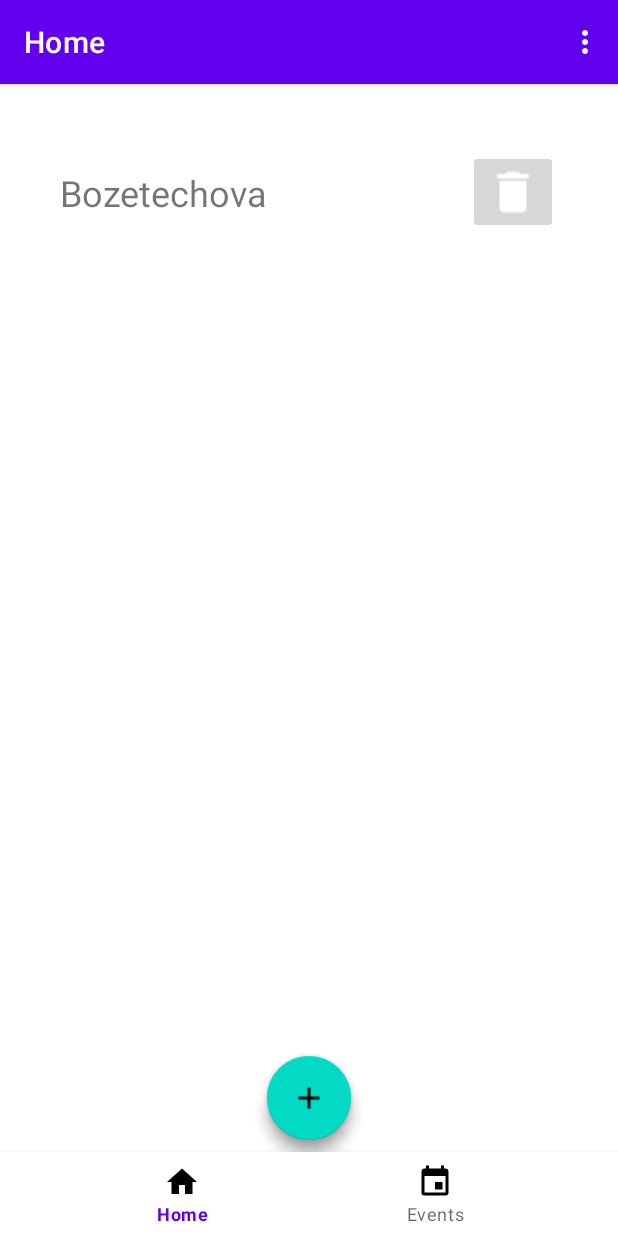
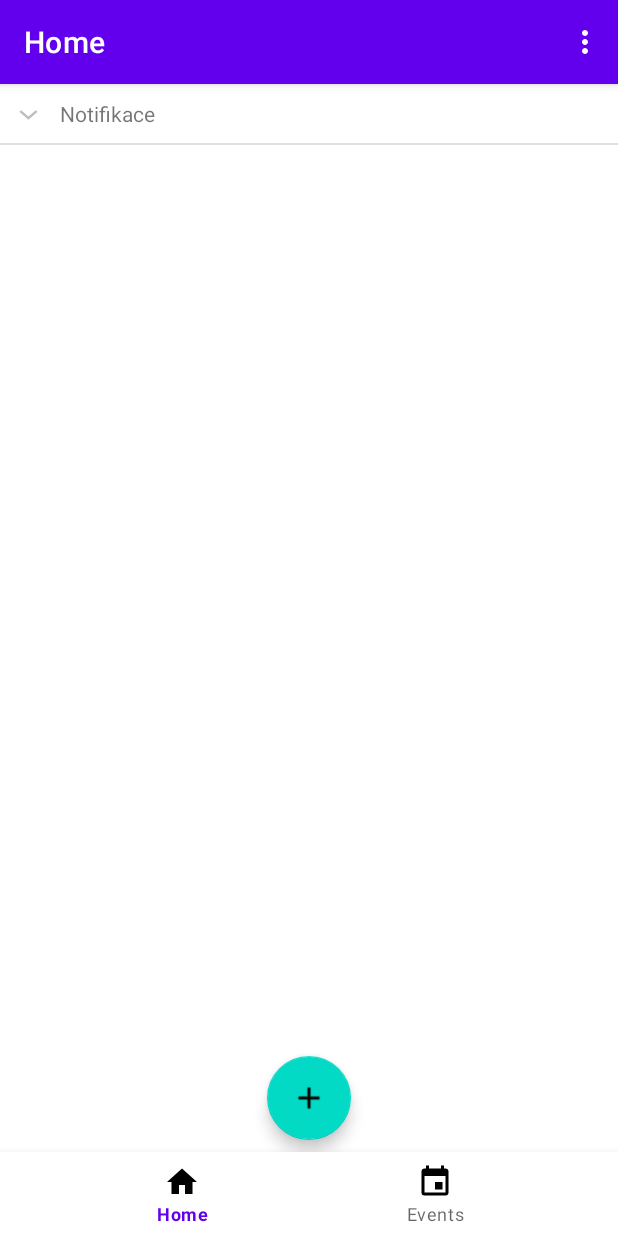
Before and after one commit to RichardKlem/TAMa, an Android app: the screen it shows after launch (MainActivity), in the options menu, after a tap on "Settings", on a phone screen of 412 x 824 dp. Run offline under Robolectric (Android 15) with nearby library versions, the light colour scheme and no system bars; our stand-ins replace navigation-ui; 1 statement that could not run was skipped.

Commit message:
settings notif mock

```diff
--- a/app/src/main/java/com/example/tama/MainActivity.kt
+++ b/app/src/main/java/com/example/tama/MainActivity.kt
@@ -15,11 +15,14 @@ import androidx.navigation.ui.setupWithNavController
 import androidx.work.PeriodicWorkRequestBuilder
 import androidx.work.WorkManager
 import com.example.tama.databinding.ActivityMainBinding
+import com.example.tama.ui.settings.SettingsAdapter
 import com.example.tama.ui.events.EventsFragment
 import com.example.tama.ui.home.MapsFragment
 import com.example.tama.ui.locations.LocationFragment
+import com.example.tama.ui.settings.SettingsFragment
 import com.example.tama.worker.NotificationWorker
 import kotlinx.android.synthetic.main.activity_main.*
+import kotlinx.android.synthetic.main.fragment_settings.*
 import java.util.concurrent.TimeUnit
 
 class MainActivity : AppCompatActivity() {
@@ -30,6 +33,7 @@ class MainActivity : AppCompatActivity() {
     private val eventFragment = EventsFragment()
     private val locationFragment = LocationFragment()
     private val mapFragment = MapsFragment()
+    private val settingsFragment = SettingsFragment()
     private var activeFragment: Fragment = locationFragment
 
     override fun onCreate(savedInstanceState: Bundle?) {
@@ -54,9 +58,10 @@ class MainActivity : AppCompatActivity() {
         navView.setupWithNavController(navController)
 
         fragmentManager.beginTransaction().apply {
-            add(R.id.container, locationFragment, getString(R.string.title_events))
+            add(R.id.container, locationFragment, getString(R.string.title_events))//.hide(locationFragment)
             add(R.id.container, eventFragment, getString(R.string.title_locations)).hide(eventFragment)
             add(R.id.container, mapFragment, getString(R.string.title_map)).hide(mapFragment)
+            add(R.id.container, settingsFragment, getString(R.string.settings)).hide(settingsFragment)
         }.commit()
         initListeners()
         nav_view.itemIconTintList = null
@@ -75,6 +80,8 @@ class MainActivity : AppCompatActivity() {
         val id = item.itemId
         if (id == R.id.goto_settings) {
             Toast.makeText(this, "setting clicked", Toast.LENGTH_SHORT).show()
+            fragmentManager.beginTransaction().hide(activeFragment).show(settingsFragment).commit()
+            activeFragment = settingsFragment
             return true
         }
         return super.onOptionsItemSelected(item)
--- /dev/null
+++ b/app/src/main/java/com/example/tama/ui/settings/SettingsAdapter.kt
@@ -0,0 +1,84 @@
+package com.example.tama.ui.settings
+
+import android.content.Context
+import android.view.LayoutInflater
+import android.view.View
+import android.view.ViewGroup
+import android.widget.BaseExpandableListAdapter
+import android.widget.ExpandableListView
+import android.widget.TextView
+import com.example.tama.R
+
+class SettingsAdapter(var context: Context?, var notification_list_view: ExpandableListView, var header: MutableList<String>, var body: MutableList<MutableList<String>>) : BaseExpandableListAdapter() {
+    override fun getGroupCount(): Int {
+        return header.size
+    }
+
+    override fun getChildrenCount(groupPosition: Int): Int {
+        return body[groupPosition].size
+    }
+
+    override fun getGroup(groupPosition: Int): Any {
+        return header[groupPosition]
+    }
+
+    override fun getChild(groupPosition: Int, childPosition: Int): String {
+        return body[groupPosition][childPosition]
+    }
+
+    override fun getGroupId(groupPosition: Int): Long {
+        return groupPosition.toLong()
+    }
+
+    override fun getChildId(groupPosition: Int, childPosition: Int): Long {
+        return childPosition.toLong()
+    }
+
+    override fun hasStableIds(): Boolean {
+        return false
+    }
+
+    override fun getGroupView(
+        groupPosition: Int,
+        isExpanded: Boolean,
+        convertView: View?,
+        parent: ViewGroup?
+    ): View? {
+        var convertView = convertView
+        if (convertView == null){
+            val inflater = context?.getSystemService(Context.LAYOUT_INFLATER_SERVICE) as LayoutInflater
+            convertView = inflater.inflate(R.layout.settings_group, null)
+        }
+        val title = convertView?.findViewById<TextView>(R.id.settings_textview)
+        title?.text = getGroup(groupPosition) as CharSequence?
+        title?.setOnClickListener {
+            if (notification_list_view.isGroupExpanded(groupPosition))
+                notification_list_view.collapseGroup(groupPosition)
+            else notification_list_view.expandGroup(groupPosition)
+        }
+
+        return convertView
+    }
+
+    override fun getChildView(
+        groupPosition: Int,
+        childPosition: Int,
+        isLastChild: Boolean,
+        convertView: View?,
+        parent: ViewGroup?
+    ): View? {
+        var convertView = convertView
+        if (convertView == null){
+            val inflater = context?.getSystemService(Context.LAYOUT_INFLATER_SERVICE) as LayoutInflater
+            convertView = inflater.inflate(R.layout.settings_child, null)
+        }
+        val title = convertView?.findViewById<TextView>(R.id.settings_textview)
+        title?.text = getChild(groupPosition, childPosition) as CharSequence?
+
+        return convertView
+    }
+
+    override fun isChildSelectable(groupPosition: Int, childPosition: Int): Boolean {
+        return true
+    }
+}
--- /dev/null
+++ b/app/src/main/java/com/example/tama/ui/settings/SettingsFragment.kt
@@ -0,0 +1,53 @@
+package com.example.tama.ui.settings
+
+import android.os.Bundle
+import android.view.LayoutInflater
+import android.view.View
+import android.view.ViewGroup
+import androidx.fragment.app.Fragment
+import com.example.tama.R
+import com.example.tama.databinding.FragmentSettingsBinding
+import kotlinx.android.synthetic.main.fragment_settings.*
+
+class SettingsFragment : Fragment() {
+    private var _binding: FragmentSettingsBinding? = null
+
+    // This property is only valid between onCreateView and
+    // onDestroyView.
+    private val binding get() = _binding!!
+
+    private lateinit var settingsAdapter: SettingsAdapter
+
+    private val header : MutableList<String> = ArrayList()
+    private val body : MutableList<MutableList<String>> = ArrayList()
+
+    override fun onCreateView(
+        inflater: LayoutInflater,
+        container: ViewGroup?,
+        savedInstanceState: Bundle?
+    ): View {
+        _binding = FragmentSettingsBinding.inflate(inflater, container, false)
+        setHasOptionsMenu(true)
+        return binding.root
+    }
+
+    override fun onViewCreated(view: View, savedInstanceState: Bundle?) {
+        super.onViewCreated(view, savedInstanceState)
+
+        val notifikace : MutableList<String> = ArrayList()
+        notifikace.add("Setting 1")
+        notifikace.add("Setting 2")
+
+        header.add("Notifikace")
+        body.add(notifikace)
+
+        settingsAdapter = SettingsAdapter(context, notification_list_view, header, body)
+        notification_list_view.setAdapter(settingsAdapter)
+    }
+
+    override fun onDestroyView() {
+        super.onDestroyView()
+        _binding = null
+    }
+
+}
--- a/app/src/main/java/com/example/tama/worker/NotificationWorker.kt
+++ b/app/src/main/java/com/example/tama/worker/NotificationWorker.kt
@@ -24,8 +24,8 @@ class NotificationWorker(ctx: Context, params: WorkerParameters): Worker(ctx, pa
     override fun doWork(): Result {
         val currentDate = Calendar.getInstance().time
         val c = Calendar.getInstance()
-        c.add(Calendar.DATE, 1)
-        val endDate = c.time
+        c.add(Calendar.DATE, 1);
+        val endDate = c.time;
         val dateFormat = SimpleDateFormat("yyyy-MM-dd")
 
         if (currentDate.hours in 9..15) {
--- /dev/null
+++ b/app/src/main/res/layout/fragment_settings.xml
@@ -0,0 +1,14 @@
+<?xml version="1.0" encoding="utf-8"?>
+<androidx.constraintlayout.widget.ConstraintLayout xmlns:android="http://schemas.android.com/apk/res/android"
+    xmlns:tools="http://schemas.android.com/tools"
+    android:layout_width="match_parent"
+    android:layout_height="match_parent"
+    tools:context=".ui.settings.SettingsFragment">
+
+    <ExpandableListView
+        android:id="@+id/notification_list_view"
+        android:layout_width="match_parent"
+        android:layout_height="match_parent">
+    </ExpandableListView>
+
+</androidx.constraintlayout.widget.ConstraintLayout>
--- /dev/null
+++ b/app/src/main/res/layout/settings_group.xml
@@ -0,0 +1,16 @@
+<?xml version="1.0" encoding="utf-8"?>
+<androidx.constraintlayout.widget.ConstraintLayout xmlns:android="http://schemas.android.com/apk/res/android"
+    android:layout_width="match_parent"
+    android:layout_height="match_parent">
+
+    <TextView
+        android:id="@+id/settings_textview"
+        android:layout_width="match_parent"
+        android:layout_height="match_parent"
+        android:paddingEnd="10dp"
+        android:paddingBottom="10dp"
+        android:paddingTop="10dp"
+        android:paddingStart="?android:attr/expandableListPreferredItemPaddingLeft">
+    </TextView>
+
+</androidx.constraintlayout.widget.ConstraintLayout>
```
Also changed, not shown: app/src/main/res/layout/settings_child.xml (added, +16 -0 lines).
